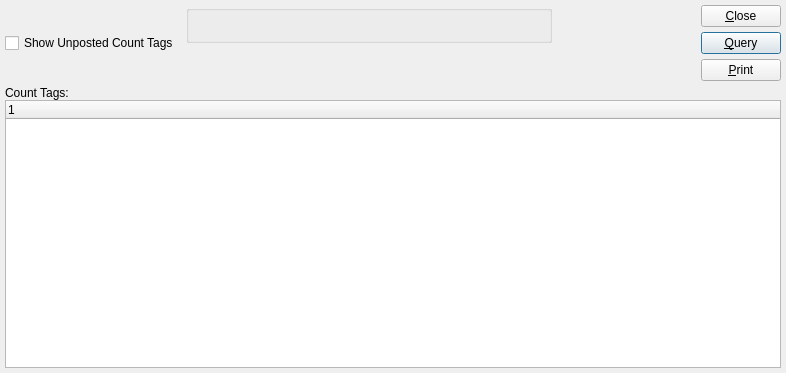
First picture: the form in guiclient/dspCountTagsByWarehouse.ui, repository Pegasus-RPG/xtuple-client, before the edit.
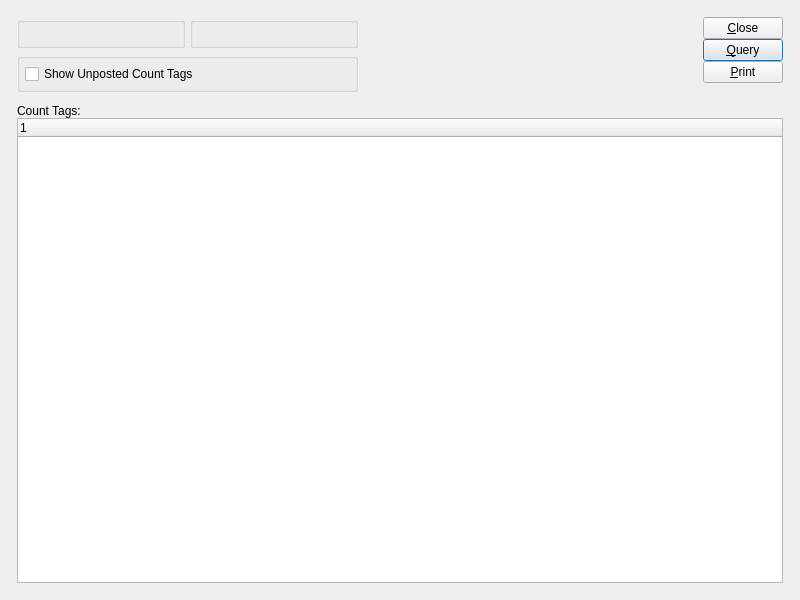
Second picture: the form after the edit. Custom widgets are drawn as their Qt base class.

Commit message: issue 8520:  Touch up layouts with tweaked clusters.

```diff
--- a/guiclient/dspCountTagsByWarehouse.ui
+++ b/guiclient/dspCountTagsByWarehouse.ui
@@ -13,71 +13,28 @@
    <rect>
     <x>0</x>
     <y>0</y>
-    <width>786</width>
-    <height>373</height>
+    <width>800</width>
+    <height>600</height>
    </rect>
   </property>
   <property name="windowTitle" >
    <string>Count Tags by Site</string>
   </property>
-   <layout class="QVBoxLayout" >
-    <item>
-     <layout class="QHBoxLayout" >
+  <layout class="QGridLayout" name="gridLayout_5" >
+   <item row="0" column="0" >
+    <layout class="QGridLayout" name="gridLayout_4" >
       <property name="margin" >
-       <number>0</number>
+      <number>12</number>
       </property>
       <property name="spacing" >
-       <number>7</number>
-      </property>
+      <number>12</number>
+     </property>
+     <item row="0" column="0" >
+      <layout class="QHBoxLayout" name="horizontalLayout_3" >
       <item>
-       <layout class="QVBoxLayout" >
-        <property name="margin" >
-         <number>0</number>
-        </property>
-        <property name="spacing" >
-         <number>0</number>
-        </property>
+        <layout class="QVBoxLayout" name="verticalLayout_2" >
         <item>
-         <widget class="XCheckBox" name="_showUnposted" >
-          <property name="text" >
-           <string>Show Unposted Count Tags</string>
-          </property>
-         </widget>
-        </item>
-        <item>
-         <spacer>
-          <property name="orientation" >
-           <enum>Qt::Vertical</enum>
-          </property>
-          <property name="sizeType" >
-           <enum>QSizePolicy::Preferred</enum>
-          </property>
-          <property name="sizeHint" >
-           <size>
-            <width>20</width>
-            <height>0</height>
-           </size>
-          </property>
-         </spacer>
-        </item>
-       </layout>
-      </item>
-      <item>
-       <layout class="QVBoxLayout" >
-        <property name="margin" >
-         <number>0</number>
-        </property>
-        <property name="spacing" >
-         <number>0</number>
-        </property>
-        <item>
-         <layout class="QVBoxLayout" >
-          <property name="margin" >
-           <number>0</number>
-          </property>
-          <property name="spacing" >
-           <number>0</number>
-          </property>
+          <layout class="QHBoxLayout" name="horizontalLayout_2" >
           <item>
            <widget class="WarehouseGroup" name="_warehouse" >
             <property name="title" >
@@ -86,27 +43,44 @@
            </widget>
           </item>
           <item>
-           <layout class="QHBoxLayout" >
-            <property name="margin" >
-             <number>0</number>
-            </property>
-            <property name="spacing" >
-             <number>0</number>
-            </property>
-            <item>
+            <widget class="QGroupBox" name="_dateGroup" >
+             <property name="title" >
+              <string/>
+             </property>
+             <layout class="QGridLayout" name="gridLayout" >
+              <item row="0" column="0" >
              <widget class="DateCluster" name="_dates" />
             </item>
+             </layout>
+            </widget>
+           </item>
+          </layout>
+         </item>
             <item>
-             <spacer>
+          <widget class="QGroupBox" name="_optionsGroup" >
+           <property name="title" >
+            <string/>
+           </property>
+           <layout class="QGridLayout" name="gridLayout_3" >
+            <item row="0" column="0" >
+             <layout class="QVBoxLayout" name="verticalLayout" >
+              <item>
+               <layout class="QHBoxLayout" name="horizontalLayout" >
+                <item>
+                 <widget class="XCheckBox" name="_showUnposted" >
+                  <property name="text" >
+                   <string>Show Unposted Count Tags</string>
+                  </property>
+                 </widget>
+                </item>
+                <item>
+                 <spacer name="horizontalSpacer" >
               <property name="orientation" >
                <enum>Qt::Horizontal</enum>
               </property>
-              <property name="sizeType" >
-               <enum>QSizePolicy::Expanding</enum>
-              </property>
-              <property name="sizeHint" >
+                  <property name="sizeHint" stdset="0" >
                <size>
-                <width>366</width>
+                    <width>0</width>
                 <height>20</height>
                </size>
               </property>
@@ -114,17 +88,15 @@
             </item>
            </layout>
           </item>
-         </layout>
-        </item>
         <item>
          <spacer>
           <property name="orientation" >
            <enum>Qt::Vertical</enum>
           </property>
           <property name="sizeType" >
-           <enum>QSizePolicy::Preferred</enum>
-          </property>
-          <property name="sizeHint" >
+                 <enum>QSizePolicy::Expanding</enum>
+                </property>
+                <property name="sizeHint" stdset="0" >
            <size>
             <width>20</width>
             <height>0</height>
@@ -134,14 +106,11 @@
         </item>
        </layout>
       </item>
-      <item>
-       <layout class="QHBoxLayout" >
-        <property name="margin" >
-         <number>0</number>
-        </property>
-        <property name="spacing" >
-         <number>0</number>
-        </property>
+           </layout>
+          </widget>
+         </item>
+        </layout>
+       </item>
         <item>
          <spacer>
           <property name="orientation" >
@@ -150,9 +119,9 @@
           <property name="sizeType" >
            <enum>QSizePolicy::Expanding</enum>
           </property>
-          <property name="sizeHint" >
+         <property name="sizeHint" stdset="0" >
            <size>
-            <width>51</width>
+           <width>0</width>
             <height>16</height>
            </size>
           </property>
@@ -160,19 +129,19 @@
         </item>
         <item>
          <layout class="QVBoxLayout" >
-          <property name="margin" >
+         <property name="spacing" >
            <number>0</number>
           </property>
-          <property name="spacing" >
+         <property name="margin" >
            <number>0</number>
           </property>
           <item>
            <layout class="QVBoxLayout" >
-            <property name="margin" >
-             <number>0</number>
-            </property>
             <property name="spacing" >
-             <number>5</number>
+            <number>0</number>
+           </property>
+           <property name="margin" >
+            <number>0</number>
             </property>
             <item>
              <widget class="QPushButton" name="_close" >
@@ -218,9 +187,9 @@
              <enum>Qt::Vertical</enum>
             </property>
             <property name="sizeType" >
-             <enum>QSizePolicy::Preferred</enum>
-            </property>
-            <property name="sizeHint" >
+            <enum>QSizePolicy::Expanding</enum>
+           </property>
+           <property name="sizeHint" stdset="0" >
              <size>
               <width>20</width>
               <height>0</height>
@@ -232,22 +201,33 @@
         </item>
        </layout>
       </item>
-     </layout>
-    </item>
-    <item>
+     <item row="1" column="0" >
+      <widget class="QFrame" name="_frame" >
+       <property name="sizePolicy" >
+        <sizepolicy vsizetype="Expanding" hsizetype="Preferred" >
+         <horstretch>0</horstretch>
+         <verstretch>1</verstretch>
+        </sizepolicy>
+       </property>
+       <property name="frameShape" >
+        <enum>QFrame::NoFrame</enum>
+       </property>
+       <property name="frameShadow" >
+        <enum>QFrame::Raised</enum>
+       </property>
+       <layout class="QGridLayout" name="gridLayout_2" >
+        <property name="margin" >
+         <number>0</number>
+        </property>
+        <item row="0" column="0" >
      <layout class="QVBoxLayout" >
-      <property name="margin" >
-       <number>0</number>
-      </property>
       <property name="spacing" >
        <number>0</number>
       </property>
       <item>
        <widget class="QLabel" name="_countTagsLit" >
         <property name="sizePolicy" >
-         <sizepolicy>
-          <hsizetype>5</hsizetype>
-          <vsizetype>5</vsizetype>
+             <sizepolicy vsizetype="Preferred" hsizetype="Preferred" >
           <horstretch>0</horstretch>
           <verstretch>0</verstretch>
          </sizepolicy>
@@ -272,6 +252,13 @@
      </layout>
     </item>
    </layout>
+       <zorder></zorder>
+       <zorder></zorder>
+      </widget>
+     </item>
+    </layout>
+   </item>
+  </layout>
  </widget>
  <layoutdefault spacing="5" margin="5" />
  <pixmapfunction>qPixmapFromMimeSource</pixmapfunction>
@@ -281,16 +268,16 @@
    <extends>QWidget</extends>
    <header>datecluster.h</header>
   </customwidget>
-  <customwidget>
-   <class>XCheckBox</class>
-   <extends>QCheckBox</extends>
-   <header>xcheckbox.h</header>
-  </customwidget>
   <customwidget>
    <class>WarehouseGroup</class>
    <extends>QGroupBox</extends>
    <header>warehousegroup.h</header>
   </customwidget>
+  <customwidget>
+   <class>XCheckBox</class>
+   <extends>QCheckBox</extends>
+   <header>xcheckbox.h</header>
+  </customwidget>
   <customwidget>
    <class>XTreeWidget</class>
    <extends>QTreeWidget</extends>
```
Left out of the diff: 9 changed lines with no effect on the pictures. Lines whose indentation alone changed are shown as unchanged. The commit also changes 34 other files.
